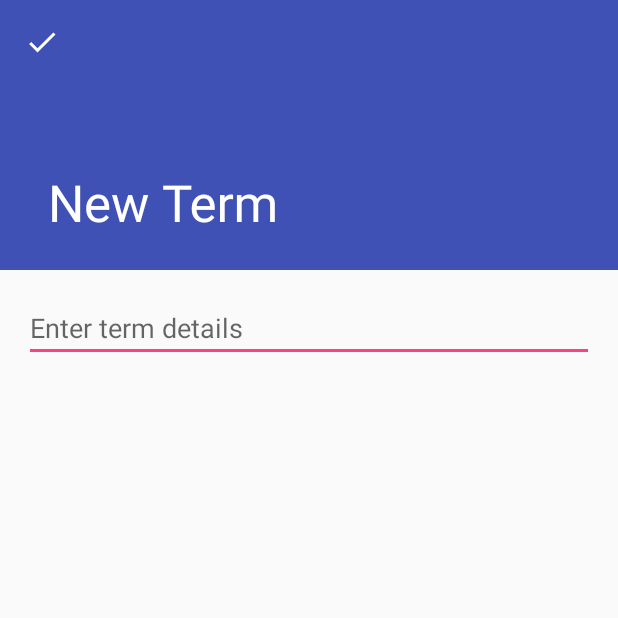
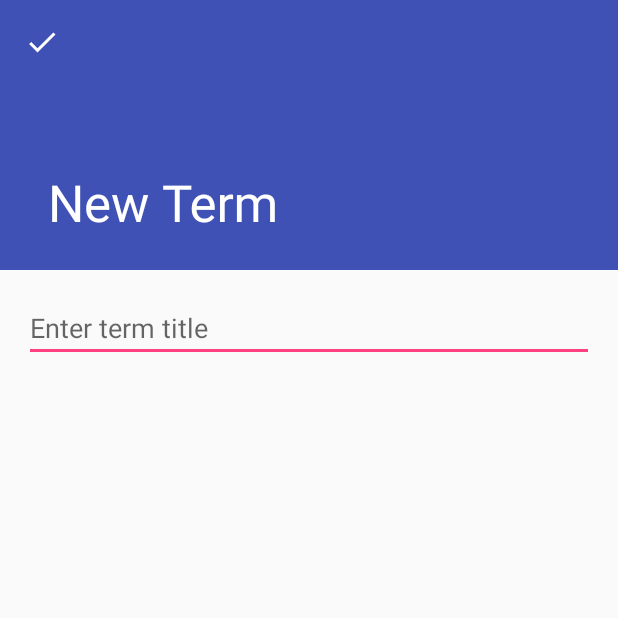
Before and after one commit to AprilC1983/C196MobileApp, an Android app: the screen it shows after launch (EditorActivity), after a tap on an icon or button, on a phone screen of 412 x 824 dp, the top half of it. Run offline under Robolectric (Android 15) with nearby library versions, the phone set to English and light mode, and no system bars; our stand-ins replace ButterKnife, Room's generated code.

```diff
--- a/app/src/main/java/com/example/acmay/c196mobileapp/EditorActivity.java
+++ b/app/src/main/java/com/example/acmay/c196mobileapp/EditorActivity.java
@@ -4,33 +4,29 @@ import android.arch.lifecycle.Observer;
 import android.arch.lifecycle.ViewModelProviders;
 import android.os.Bundle;
 import android.support.annotation.Nullable;
-import android.support.design.widget.FloatingActionButton;
-import android.support.design.widget.Snackbar;
 import android.support.v7.app.AppCompatActivity;
 import android.support.v7.widget.Toolbar;
+import android.view.Menu;
+import android.view.MenuInflater;
 import android.view.MenuItem;
-import android.view.View;
 import android.widget.TextView;
 
 import com.example.acmay.c196mobileapp.database.TermEntity;
 import com.example.acmay.c196mobileapp.viewmodel.EditorViewModel;
 
-
 import butterknife.BindView;
 import butterknife.ButterKnife;
 
-import static com.example.acmay.c196mobileapp.R.string.edit_term;
+import static com.example.acmay.c196mobileapp.utilities.Constants.EDITING_KEY;
 import static com.example.acmay.c196mobileapp.utilities.Constants.TERM_ID_KEY;
 
 public class EditorActivity extends AppCompatActivity {
 
     @BindView(R.id.term_text)
     TextView mTextView;
-    @BindView(R.id.start_date)
-    TextView dateText;
 
     private EditorViewModel mViewModel;
-    private boolean mNewNote;
+    private boolean mNewNote, mEditing;
 
     @Override
     protected void onCreate(Bundle savedInstanceState) {
@@ -43,6 +39,10 @@ public class EditorActivity extends AppCompatActivity {
 
         ButterKnife.bind(this);
 
+        if(savedInstanceState != null){
+            mEditing = savedInstanceState.getBoolean(EDITING_KEY);
+        }
+
         initViewModel();
     }
 
@@ -53,17 +53,11 @@ public class EditorActivity extends AppCompatActivity {
         mViewModel.mLiveTerm.observe(this, new Observer<TermEntity>() {
             @Override
             public void onChanged(@Nullable TermEntity termEntity) {
-                if(termEntity != null) {
+                if(termEntity != null && !mEditing) {
                     mTextView.setText(termEntity.getText());
-
                 }
             }
         });
-
-
-
-
-
 
         Bundle extras = getIntent().getExtras();
         if(extras == null){
@@ -76,11 +70,24 @@ public class EditorActivity extends AppCompatActivity {
         }
     }
 
+
+    @Override
+    public boolean onCreateOptionsMenu(Menu menu) {
+        if(!mNewNote){
+            MenuInflater inflater = getMenuInflater();
+            inflater.inflate(R.menu.menu_editor, menu);
+        }
+        return super.onCreateOptionsMenu(menu);
+    }
+
     @Override
     public boolean onOptionsItemSelected(MenuItem item) {
         if(item.getItemId() == android.R.id.home){
             saveAndReturn();
             return true;
+        } else if(item.getItemId() == R.id.action_delete){
+            mViewModel.deleteTerm();
+            finish();
         }
         return super.onOptionsItemSelected(item);
     }
@@ -94,4 +101,10 @@ public class EditorActivity extends AppCompatActivity {
         mViewModel.saveTerm(mTextView.getText().toString());
         finish();
     }
+
+    @Override
+    protected void onSaveInstanceState(Bundle outState) {
+        outState.putBoolean(EDITING_KEY, true);
+        super.onSaveInstanceState(outState);
+    }
 }
--- a/app/src/main/java/com/example/acmay/c196mobileapp/MainActivity.java
+++ b/app/src/main/java/com/example/acmay/c196mobileapp/MainActivity.java
@@ -6,10 +6,10 @@ import android.content.Intent;
 import android.os.Bundle;
 import android.support.annotation.Nullable;
 import android.support.v7.app.AppCompatActivity;
+import android.support.v7.widget.DividerItemDecoration;
 import android.support.v7.widget.LinearLayoutManager;
 import android.support.v7.widget.RecyclerView;
 import android.support.v7.widget.Toolbar;
-import android.util.Log;
 import android.view.Menu;
 import android.view.MenuItem;
 
@@ -79,6 +79,10 @@ public class MainActivity extends AppCompatActivity {
         LinearLayoutManager layoutManager = new LinearLayoutManager(this);
         mRecyclerView.setLayoutManager(layoutManager);
 
+        DividerItemDecoration divider = new DividerItemDecoration(
+                mRecyclerView.getContext(), layoutManager.getOrientation());
+
+        mRecyclerView.addItemDecoration(divider);
 
     }
 
--- a/app/src/main/java/com/example/acmay/c196mobileapp/database/AppDatabase.java
+++ b/app/src/main/java/com/example/acmay/c196mobileapp/database/AppDatabase.java
@@ -6,7 +6,7 @@ import android.arch.persistence.room.RoomDatabase;
 import android.arch.persistence.room.TypeConverters;
 import android.content.Context;
 
-@Database(entities = {TermEntity.class, StartEntity.class}, version = 1)
+@Database(entities = {TermEntity.class}, version = 1)
 @TypeConverters(DateConverter.class)
 public abstract class AppDatabase extends RoomDatabase {
     public static final String DATABASE_NAME = "AppDatabase.db";
@@ -14,7 +14,6 @@ public abstract class AppDatabase extends RoomDatabase {
     private static final Object LOCK = new Object();
 
     public abstract TermDao termDao();
-    public abstract StartDao startDao();
 
     public static AppDatabase getInstance(Context context) {
 
--- a/app/src/main/java/com/example/acmay/c196mobileapp/utilities/Constants.java
+++ b/app/src/main/java/com/example/acmay/c196mobileapp/utilities/Constants.java
@@ -2,4 +2,5 @@ package com.example.acmay.c196mobileapp.utilities;
 
 public class Constants {
     public static final String TERM_ID_KEY = "term_id_key";
+    public static final String EDITING_KEY = "editing_key";
 }
--- a/app/src/main/java/com/example/acmay/c196mobileapp/viewmodel/EditorViewModel.java
+++ b/app/src/main/java/com/example/acmay/c196mobileapp/viewmodel/EditorViewModel.java
@@ -48,4 +48,9 @@ public class EditorViewModel extends AndroidViewModel {
         }
         mRepository.insertTerm(term);
     }
+
+    public void deleteTerm() {
+        mRepository.deleteTerm(mLiveTerm.getValue());
+    }
+
 }
--- a/app/src/main/java/com/example/acmay/c196mobileapp/viewmodel/MainViewModel.java
+++ b/app/src/main/java/com/example/acmay/c196mobileapp/viewmodel/MainViewModel.java
@@ -7,7 +7,6 @@ import android.support.annotation.NonNull;
 
 import com.example.acmay.c196mobileapp.database.AppRepository;
 import com.example.acmay.c196mobileapp.database.TermEntity;
-import com.example.acmay.c196mobileapp.utilities.SampleData;
 
 import java.util.List;
 
@@ -23,10 +22,10 @@ public class MainViewModel extends AndroidViewModel {
         mTerms = mRepository.mTerms;
     }
 
-//    public void addSampleData() {
+    public void addSampleData() {
 
-//        mRepository.addSampleData();
-//    }
+        mRepository.addSampleData();
+    }
 
     public void deleteAllTerms() {
         mRepository.deleteAllTerms();
--- a/app/src/main/res/layout/content_editor.xml
+++ b/app/src/main/res/layout/content_editor.xml
@@ -14,7 +14,7 @@
         android:layout_height="match_parent"
         android:layout_margin="@dimen/text_margin"
         android:hint="@string/enter_term_details"
-        android:inputType="textMultiLine|textCapSentences"
+        android:inputType="text|textCapSentences"
         android:autofillHints="" tools:targetApi="o" />
 
 
--- a/app/src/main/res/menu/menu_editor.xml
+++ b/app/src/main/res/menu/menu_editor.xml
@@ -3,8 +3,9 @@
     xmlns:tools="http://schemas.android.com/tools"
     tools:context="com.example.acmay.c196mobileapp.EditorActivity">
     <item
-        android:id="@+id/action_add_sample_data"
+        android:id="@+id/action_delete"
+        android:icon="@drawable/ic_delete"
         android:orderInCategory="100"
-        android:title="@string/action_add_sample_data"
-        app:showAsAction="never" />
+        android:title="@string/delete_all"
+        app:showAsAction="always" />
 </menu>
--- a/app/src/main/res/values/strings.xml
+++ b/app/src/main/res/values/strings.xml
@@ -3,7 +3,7 @@
     <string name="action_add_sample_data">Add sample data</string>
     <string name="title_activity_editor">Add Term</string>
     <string name="delete_all">Delete all terms</string>
-    <string name="enter_term_details">Enter term details</string>
+    <string name="enter_term_details">Enter term title</string>
     <string name="new_term">New Term</string>
     <string name="edit_term">Edit Term</string>
 </resources>
```
Also changed, not shown: app/src/main/java/com/example/acmay/c196mobileapp/database/AppRepository.java (+9 -0 lines), app/src/main/res/layout/course_list_item.xml (+5 -5 lines), app/src/main/java/com/example/acmay/c196mobileapp/database/TermDao.java (line endings or trailing spaces), app/src/main/java/com/example/acmay/c196mobileapp/database/TermEntity.java (line endings or trailing spaces), app/src/main/java/com/example/acmay/c196mobileapp/ui/TermsAdapter.java (line endings or trailing spaces), 1 other file.
